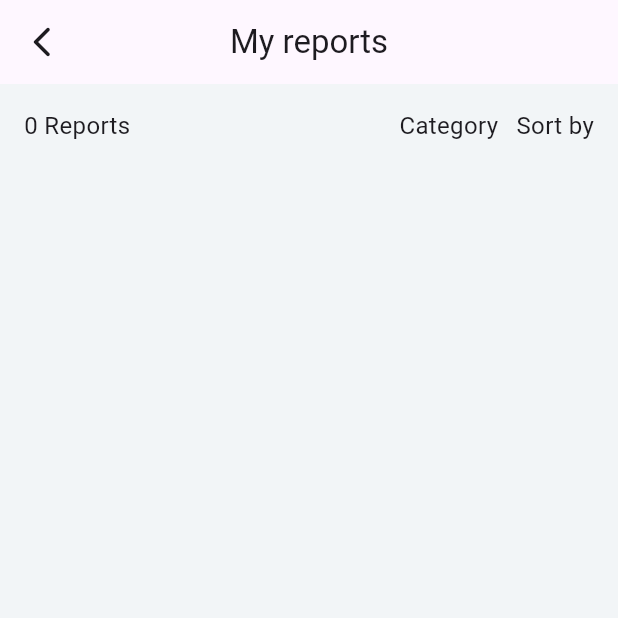
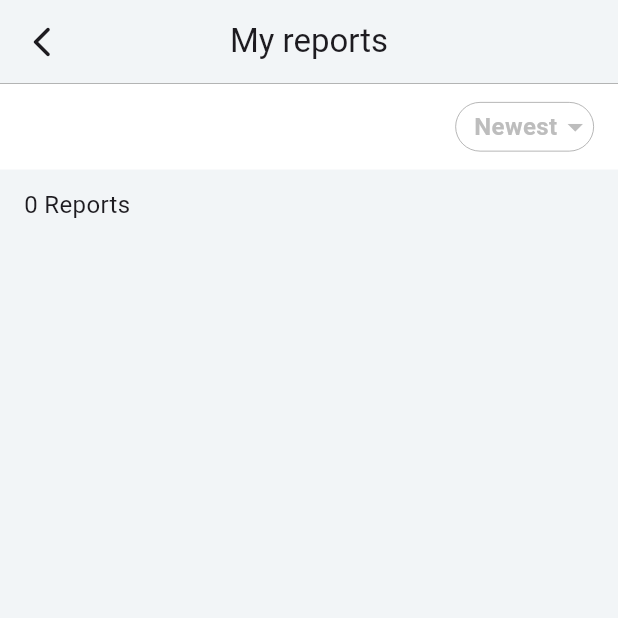
Before and after one commit to panithan-doe/KU-Reporting-app, a Flutter app: the AllReportsScreen screen opened directly, after a tap on "View My Reports", on a phone screen of 412 x 824 dp, the top half of it. Run offline on Flutter 3.47's test engine with Material 3 defaults, Android fonts, the light colour scheme and no system bars; our stand-ins replace cloud_firestore, firebase_auth, firebase_core, fl_chart, google_sign_in, image_picker; accounts and stored records are empty.

Commit message:
add sorting on my-reports page

```diff
--- a/lib/screens/reports/all_reports.dart
+++ b/lib/screens/reports/all_reports.dart
@@ -66,11 +66,14 @@ class AllReportsScreen extends StatelessWidget {
                         '${reportList.length} Reports',
                         style: const TextStyle(fontSize: 16),
                       ),
+                      // Filter and Sorting
                       Row(
                         children: const [
                           Text('Category', style: TextStyle(fontSize: 16)),
                           SizedBox(width: 12),
                           Text('Sort by', style: TextStyle(fontSize: 16)),
+                          SizedBox(width: 12),
+                          Text('Status', style: TextStyle(fontSize: 16)),
                         ],
                       ),
                     ],
--- a/lib/screens/reports/my_reports.dart
+++ b/lib/screens/reports/my_reports.dart
@@ -1,24 +1,112 @@
+// import 'package:cloud_firestore/cloud_firestore.dart';
+// import 'package:flutter/material.dart';
+// import 'package:ku_report_app/services/report_service.dart';
+// import 'package:ku_report_app/widgets/filter_bar.dart';
+// import 'package:ku_report_app/widgets/go_back_appbar.dart';
+// import 'package:ku_report_app/widgets/listtile_report.dart';
+
+// class MyReportsPage extends StatelessWidget {
+//   MyReportsPage({super.key});
+
+//   final ReportService reportService = ReportService();
+
+//   @override
+//   Widget build(BuildContext context) {
+//     return Scaffold(
+//       backgroundColor: const Color(0xFFF2F5F7),
+//       appBar: GoBackAppBar(titleText: 'My reports'),
+
+//       body: Container(
+//         color: const Color(0xFFF2F5F7),
+//         child: StreamBuilder<QuerySnapshot>(
+//           stream: reportService.getReportOfCurrentUserId(),
+//           builder: (context, snapshot) {
+//             if (!snapshot.hasData) {
+//               return const Center(child: CircularProgressIndicator());
+//             }
+//             final reportList = snapshot.data!.docs;
+
+//             return Column(
+//               children: [
+//                 FilterBar(),
+//                 Padding(
+//                   padding: EdgeInsets.symmetric(vertical: 12, horizontal: 16),
+//                   child: Row(
+//                     mainAxisAlignment: MainAxisAlignment.start,
+//                     crossAxisAlignment: CrossAxisAlignment.center,
+//                     children: [
+//                       Text(
+//                         '${reportList.length} Reports',
+//                         style: const TextStyle(fontSize: 16),
+//                       ),
+//                     ],
+//                   ),
+//                 ),
+
+//                 Expanded(
+//                   child: ListView.builder(
+//                     itemCount: reportList.length,
+//                     itemBuilder: (context, index) {
+//                       DocumentSnapshot document = reportList[index];
+//                       Map<String, dynamic> data =
+//                           document.data() as Map<String, dynamic>;
+
+//                       String docId = document.id;
+
+//                       return ListTileReport(
+//                         docId: docId,
+//                         image: data['image'],
+//                         title: data['title'],
+//                         location: data['location'],
+//                         status: data['status'],
+//                         postDate: data['postDate'],
+//                         category: data['category'],
+//                       );
+//                     },
+//                   ),
+//                 ),
+//               ],
+//             );
+//           },
+//         ),
+//       ),
+//     );
+//   }
+// }
+
 import 'package:cloud_firestore/cloud_firestore.dart';
+import 'package:firebase_auth/firebase_auth.dart';
 import 'package:flutter/material.dart';
 import 'package:ku_report_app/services/report_service.dart';
+import 'package:ku_report_app/theme/color.dart';
+import 'package:ku_report_app/widgets/filter_bar.dart';
 import 'package:ku_report_app/widgets/go_back_appbar.dart';
 import 'package:ku_report_app/widgets/listtile_report.dart';
 
-class MyReportsPage extends StatelessWidget {
-  MyReportsPage({super.key});
+class MyReportsPage extends StatefulWidget {
+  const MyReportsPage({super.key});
 
+  @override
+  State<MyReportsPage> createState() => _MyReportsPageState();
+}
+
+class _MyReportsPageState extends State<MyReportsPage> {
   final ReportService reportService = ReportService();
+
+  // We’ll store the current sort option in this variable.
+  // By default, let's assume "Newest (Default)" is selected.
+  String _sortOption = 'Newest';
 
   @override
   Widget build(BuildContext context) {
     return Scaffold(
       backgroundColor: const Color(0xFFF2F5F7),
       appBar: GoBackAppBar(titleText: 'My reports'),
-
       body: Container(
         color: const Color(0xFFF2F5F7),
         child: StreamBuilder<QuerySnapshot>(
-          stream: reportService.getReportOfCurrentUserId(),
+          // Use a helper method to get the correct stream based on _sortOption
+          stream: _getSortedReportStream(),
           builder: (context, snapshot) {
             if (!snapshot.hasData) {
               return const Center(child: CircularProgressIndicator());
@@ -27,28 +115,28 @@ class MyReportsPage extends StatelessWidget {
 
             return Column(
               children: [
+                // We pass a callback so that the FilterBar can trigger the modal
+                FilterBar(
+                  onSortTap: () => _showSortBottomSheet(context),
+                  currentSort: _sortOption,
+                ),
                 Padding(
-                  padding: const EdgeInsets.all(16),
+                  padding: const EdgeInsets.symmetric(
+                    vertical: 12,
+                    horizontal: 16,
+                  ),
                   child: Row(
-                    mainAxisAlignment: MainAxisAlignment.spaceBetween,
+                    mainAxisAlignment: MainAxisAlignment.start,
+                    crossAxisAlignment: CrossAxisAlignment.center,
                     children: [
                       Text(
                         '${reportList.length} Reports',
                         style: const TextStyle(fontSize: 16),
                       ),
-                      Row(
-                        children: const [
-                          Text('Category', style: TextStyle(fontSize: 16)),
-                          SizedBox(width: 12),
-                          Text('Sort by', style: TextStyle(fontSize: 16)),
-                        ],
-                      ),
                     ],
                   ),
                 ),
                 Expanded(
-                  child: Padding(
-                    padding: const EdgeInsets.all(16.0),
                   child: ListView.builder(
                     itemCount: reportList.length,
                     itemBuilder: (context, index) {
@@ -70,7 +158,6 @@ class MyReportsPage extends StatelessWidget {
                     },
                   ),
                 ),
-                ),
               ],
             );
           },
@@ -78,4 +165,72 @@ class MyReportsPage extends StatelessWidget {
       ),
     );
   }
+
+  // This function returns a Firestore stream based on the currently selected sort order
+  Stream<QuerySnapshot> _getSortedReportStream() {
+    if (_sortOption == 'Newest') {
+      // Sort by postDate descending == newest first
+      return reportService.getReportOfCurrentUserId(descending: true);
+    } else {
+      // Sort by postDate ascending == oldest first
+      return reportService.getReportOfCurrentUserId(descending: false);
     }
+  }
+
+  // This function shows the modal bottom sheet with “Newest” and “Oldest” items
+  void _showSortBottomSheet(BuildContext context) {
+    showModalBottomSheet(
+      context: context,
+      builder: (BuildContext ctx) {
+        return SizedBox(
+          height: 300,
+          child: Column(
+          mainAxisSize: MainAxisSize.min,
+          children: [
+            Container(
+              padding: EdgeInsets.all(20),
+              decoration: BoxDecoration(
+                border: Border(
+                  bottom: BorderSide(color: Colors.grey, width: 1, )
+                )
+              ),
+              child: Row(
+                mainAxisAlignment: MainAxisAlignment.start,
+                children: [
+                  SizedBox(width: 12,),
+                  Text('Sort by', style: TextStyle(fontSize: 18, fontWeight: FontWeight.bold),)
+                ],
+              ),
+            ),
+            ListTile(
+              title: const Text("Newest (Default)"),
+              trailing: _sortOption == 'Newest'
+                      ? const Icon(Icons.check, color: customGreenPrimary,)
+                      : null,
+              onTap: () {
+                setState(() {
+                  _sortOption = 'Newest';
+                });
+                Navigator.of(ctx).pop();
+              },
+            ),
+            ListTile(
+              title: const Text("Oldest"),
+              trailing: _sortOption == 'Oldest'
+                      ? const Icon(Icons.check, color: customGreenPrimary,)
+                      : null,
+              onTap: () {
+                setState(() {
+                  _sortOption = 'Oldest';
+                });
+                Navigator.of(ctx).pop();
+              },
+            ),
+          ],
+        ),
+        );
+
+      },
+    );
+  }
+}
--- a/lib/services/report_service.dart
+++ b/lib/services/report_service.dart
@@ -17,17 +17,28 @@ class ReportService {
   }
 
   // READ: get reports by userId
-  Stream<QuerySnapshot> getReportOfCurrentUserId() {
+  // Stream<QuerySnapshot> getReportOfCurrentUserId() {
+  //   // get current user
+  //   final currentUser = FirebaseAuth.instance.currentUser;
+  //   print("this isssssssssssssss ${currentUser?.uid}");
+
+  //   final reportStream = report
+  //     .where('userId', isEqualTo: currentUser?.uid)
+  //     // .orderBy('postDate')
+  //     .snapshots();
+
+  //     return reportStream;
+  // }
+
+  // READ: get sort report
+  Stream<QuerySnapshot> getReportOfCurrentUserId({bool descending = true}) {
     // get current user
     final currentUser = FirebaseAuth.instance.currentUser;
-    print("this isssssssssssssss ${currentUser?.uid}");
 
-    final reportStream = report
-      .where('userId', isEqualTo: currentUser?.uid)
-      // .orderBy('postDate')
-      .snapshots();
-
-      return reportStream;
+    return report
+        .where('userId', isEqualTo: currentUser?.uid)
+        .orderBy('postDate', descending: descending)
+        .snapshots();
   }
 
   // UPDATE: update status to "In progress"
--- /dev/null
+++ b/lib/widgets/filter_bar.dart
@@ -0,0 +1,76 @@
+import 'package:flutter/material.dart';
+
+// import 'package:flutter/material.dart';
+
+class FilterBar extends StatelessWidget {
+  // New callback to handle sort tapping
+  final VoidCallback? onSortTap;
+  final String? currentSort;
+
+  const FilterBar({
+    super.key,
+    this.onSortTap,
+    this.currentSort,
+  });
+
+  @override
+  Widget build(BuildContext context) {
+    return Container(
+      color: Colors.white,
+      child: Padding(
+        padding: const EdgeInsets.symmetric(vertical: 12, horizontal: 16),
+        child: Row(
+          mainAxisAlignment: MainAxisAlignment.end,
+          children: [
+            // Pass the onSortTap and current sort text down
+            FilterDropdown(
+              filterText: currentSort ?? 'Sort by',
+              onTap: onSortTap,
+            ),
+          ],
+        ),
+      ),
+    );
+  }
+}
+
+class FilterDropdown extends StatelessWidget {
+  final String filterText;
+  final VoidCallback? onTap;
+
+  const FilterDropdown({
+    super.key,
+    required this.filterText,
+    this.onTap,
+  });
+
+  @override
+  Widget build(BuildContext context) {
+    return InkWell(
+      onTap: onTap, // This triggers the bottom sheet
+      child: Container(
+        padding: const EdgeInsets.only(left: 12, top: 4, bottom: 4),
+        decoration: BoxDecoration(
+          border: Border.all(color: Colors.grey, width: 0.5),
+          borderRadius: BorderRadius.circular(50),
+        ),
+        child: Row(
+          children: [
+            Text(
+              filterText,
+              style: TextStyle(
+                fontSize: 16,
+                color: Colors.grey[400],
+                fontWeight: FontWeight.bold,
+              ),
+            ),
+            Icon(
+              Icons.arrow_drop_down,
+              color: Colors.grey[400],
+            ),
+          ],
+        ),
+      ),
+    );
+  }
+}
--- a/lib/widgets/go_back_appbar.dart
+++ b/lib/widgets/go_back_appbar.dart
@@ -11,6 +11,14 @@ class GoBackAppBar extends StatelessWidget implements PreferredSizeWidget {
   @override
   Widget build(BuildContext context) {
     return AppBar(
+      backgroundColor: Color(0xFFF2F5F7),
+      bottom: PreferredSize(
+        preferredSize: const Size.fromHeight(1.0),
+        child: Container(
+          color: Colors.grey,
+          height: 0.5,
+        ),
+      ),
       automaticallyImplyLeading: false,
       leading: IconButton(
         icon: const Icon(Icons.arrow_back_ios_new_rounded),
--- a/lib/widgets/listtile_report.dart
+++ b/lib/widgets/listtile_report.dart
@@ -37,7 +37,7 @@ class ListTileReport extends StatelessWidget {
           border: Border(bottom: BorderSide(color: Colors.grey, width: 0.5)),
         ),
         child: Padding(
-          padding: EdgeInsets.all(8.0),
+          padding: EdgeInsets.symmetric(vertical: 8.0, horizontal: 16.0),
 
           child: Row(
             mainAxisAlignment: MainAxisAlignment.spaceBetween,
```
Lines whose indentation alone changed are shown as unchanged.
